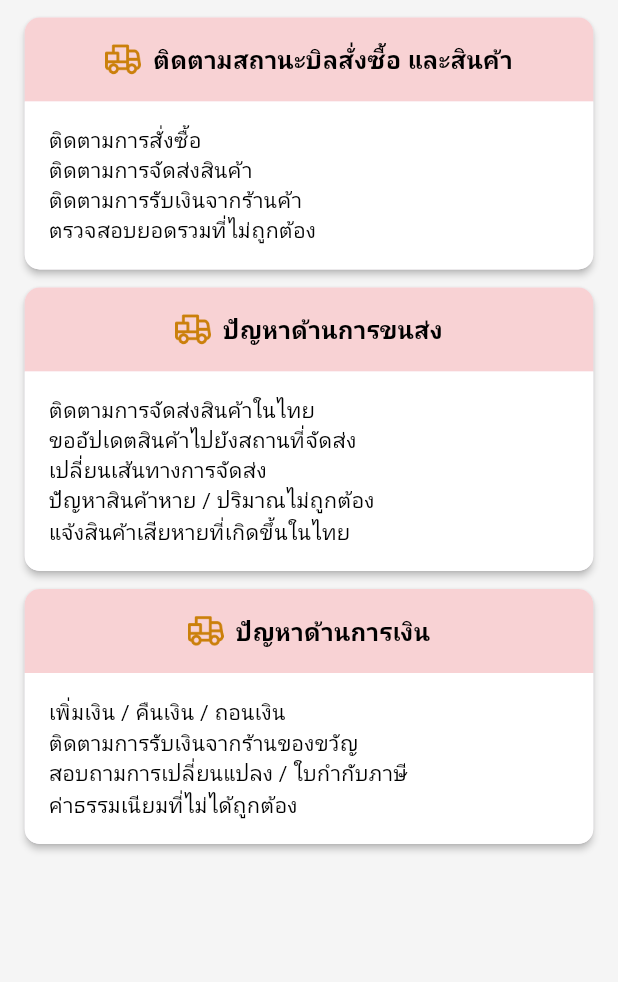
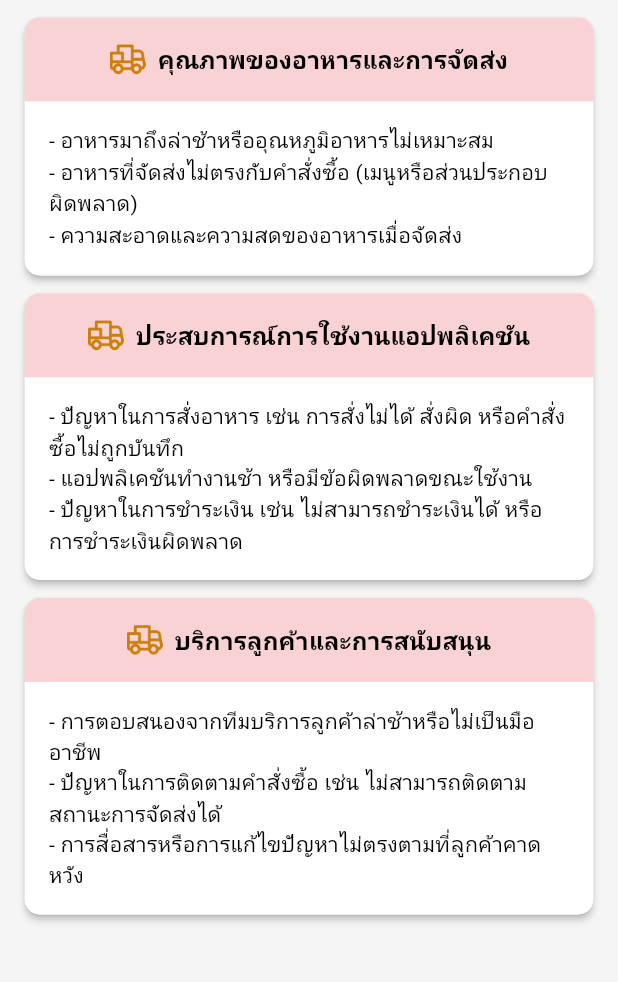
Before and after one commit to AshaTechCorporation/cookingapp, a Flutter app: the ReportProblemPage screen opened directly, on a phone screen of 412 x 824 dp, the part 149-1131 px from its top. Run offline on Flutter 3.47's test engine with Material 3 defaults, Android fonts, the phone set to English and light mode, and no system bars; our stand-ins replace dropdown_button2, dropdown_search, fl_chart, iconsax, syncfusion_flutter_gauges; Roboto replaces fonts that are missing (SukhumvitSet).

Commit message:
เปลี่ยนหัวข้อแจ้งปัญหา

```diff
--- a/lib/constants.dart
+++ b/lib/constants.dart
@@ -376,35 +376,31 @@ List<Map<String, dynamic>> problemData = [
   {
     'id': 1,
     'imagePath': 'assets/icons/byredcar.png',
-    'title': 'ติดตามสถานะบิลสั่งซื้อ และสินค้า',
+    'title': 'คุณภาพของอาหารและการจัดส่ง',
     'options': [
-      'ติดตามการสั่งซื้อ',
-      'ติดตามการจัดส่งสินค้า',
-      'ติดตามการรับเงินจากร้านค้า',
-      'ตรวจสอบยอดรวมที่ไม่ถูกต้อง',
+      '- อาหารมาถึงล่าช้าหรืออุณหภูมิอาหารไม่เหมาะสม',
+      '- อาหารที่จัดส่งไม่ตรงกับคำสั่งซื้อ (เมนูหรือส่วนประกอบผิดพลาด)',
+      '- ความสะอาดและความสดของอาหารเมื่อจัดส่ง',
     ],
   },
   {
     'id': 2,
     'imagePath': 'assets/icons/byredcar.png',
-    'title': 'ปัญหาด้านการขนส่ง',
+    'title': 'ประสบการณ์การใช้งานแอปพลิเคชัน',
     'options': [
-      'ติดตามการจัดส่งสินค้าในไทย',
-      'ขออัปเดตสินค้าไปยังสถานที่จัดส่ง',
-      'เปลี่ยนเส้นทางการจัดส่ง',
-      'ปัญหาสินค้าหาย / ปริมาณไม่ถูกต้อง',
-      'แจ้งสินค้าเสียหายที่เกิดขึ้นในไทย',
+      '- ปัญหาในการสั่งอาหาร เช่น การสั่งไม่ได้ สั่งผิด หรือคำสั่งซื้อไม่ถูกบันทึก',
+      '- แอปพลิเคชันทำงานช้า หรือมีข้อผิดพลาดขณะใช้งาน',
+      '- ปัญหาในการชำระเงิน เช่น ไม่สามารถชำระเงินได้ หรือการชำระเงินผิดพลาด',
     ],
   },
   {
     'id': 3,
     'imagePath': 'assets/icons/byredcar.png',
-    'title': 'ปัญหาด้านการเงิน',
+    'title': 'บริการลูกค้าและการสนับสนุน',
     'options': [
-      'เพิ่มเงิน / คืนเงิน / ถอนเงิน',
-      'ติดตามการรับเงินจากร้านของขวัญ',
-      'สอบถามการเปลี่ยนแปลง / ใบกำกับภาษี',
-      'ค่าธรรมเนียมที่ไม่ได้ถูกต้อง',
+      '- การตอบสนองจากทีมบริการลูกค้าล่าช้าหรือไม่เป็นมืออาชีพ',
+      '- ปัญหาในการติดตามคำสั่งซื้อ เช่น ไม่สามารถติดตามสถานะการจัดส่งได้',
+      '- การสื่อสารหรือการแก้ไขปัญหาไม่ตรงตามที่ลูกค้าคาดหวัง',
     ],
   },
 ];
```
